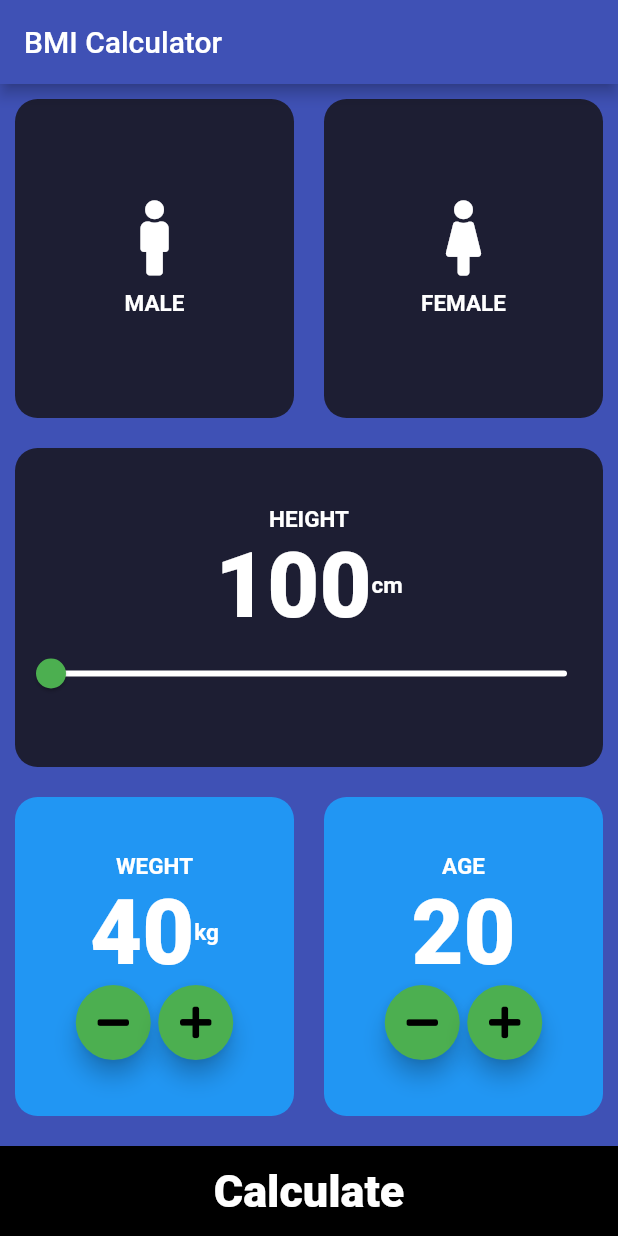
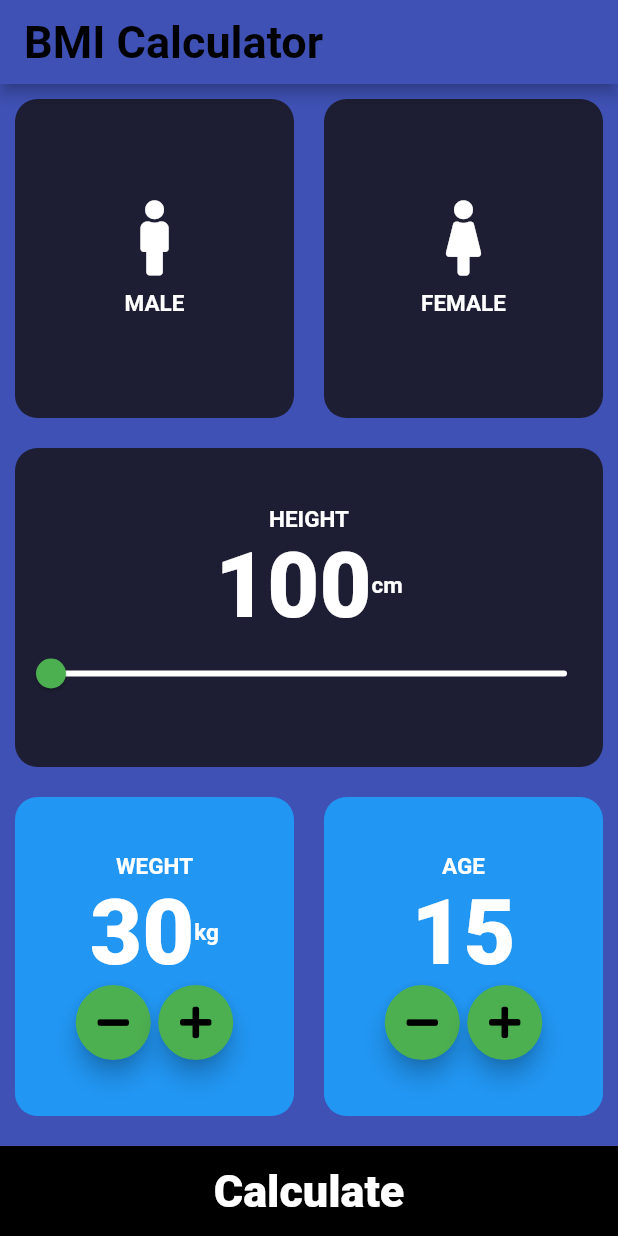
Before and after one commit to Hafizusmanjaved/BMI-calculator-Application, a Flutter app: the screen it shows after launch, on a phone screen of 412 x 824 dp. Run offline on Flutter 3.47's test engine with Material 2 defaults, Android fonts, the phone set to English and light mode, and no system bars; our stand-ins replace flutter_spinkit, font_awesome_flutter.

Commit message:
Font Changes

```diff
--- a/lib/Input_Page.dart
+++ b/lib/Input_Page.dart
@@ -19,13 +19,13 @@ class InputPage extends StatefulWidget {
 class _InputPageState extends State<InputPage> {
   Gender selectGender;
   int slider_height = 100;
-  int slider_weight = 40;
-  int sliderage = 20;
+  int slider_weight = 30;
+  int sliderage = 15;
   @override
   Widget build(BuildContext context) {
     return Scaffold(
       appBar: AppBar(
-        title: Text('BMI Calculator'),
+        title: Text('BMI Calculator', style: TextStyle(color: Colors.black, fontWeight: FontWeight.bold,fontSize: 30.0),),
       ),
       body: Column(
         children: [
```
